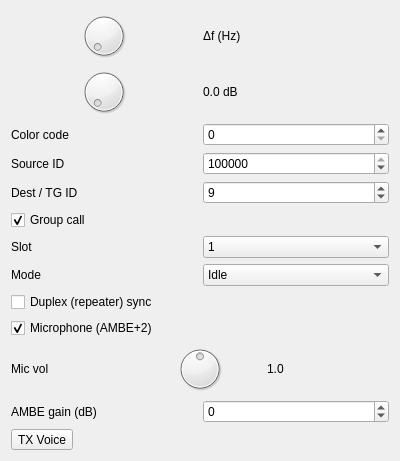
The window that plugins/channeltx/moddmr/dmrmodgui.ui (Hecker-Mann/sdrangel-hecker) describes before a commit, drawn with Qt 5.
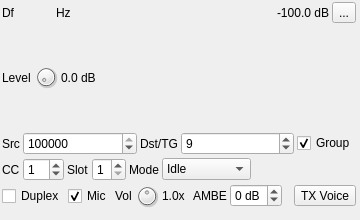
The same window after the commit. Icons and pictures are not drawn. Custom widgets are drawn as their Qt base class.

What changed in the file:
```diff
--- a/plugins/channeltx/moddmr/dmrmodgui.ui
+++ b/plugins/channeltx/moddmr/dmrmodgui.ui
@@ -6,27 +6,174 @@
    <rect>
     <x>0</x>
     <y>0</y>
-    <width>400</width>
-    <height>400</height>
+    <width>360</width>
+    <height>220</height>
    </rect>
   </property>
+  <property name="sizePolicy">
+   <sizepolicy hsizetype="Expanding" vsizetype="Fixed">
+    <horstretch>0</horstretch>
+    <verstretch>0</verstretch>
+   </sizepolicy>
+  </property>
+  <property name="minimumSize">
+   <size>
+    <width>360</width>
+    <height>0</height>
+   </size>
+  </property>
+  <property name="maximumSize">
+   <size>
+    <width>560</width>
+    <height>16777215</height>
+   </size>
+  </property>
+  <property name="font">
+   <font>
+    <family>Liberation Sans</family>
+    <pointsize>9</pointsize>
+   </font>
+  </property>
+  <property name="focusPolicy">
+   <enum>Qt::StrongFocus</enum>
+  </property>
   <property name="windowTitle">
    <string>DMR Modulator</string>
   </property>
+  <widget class="QWidget" name="settingsContainer" native="true">
+   <property name="geometry">
+    <rect>
+     <x>0</x>
+     <y>0</y>
+     <width>358</width>
+     <height>210</height>
+    </rect>
+   </property>
+   <property name="minimumSize">
+    <size>
+     <width>358</width>
+     <height>0</height>
+    </size>
+   </property>
+   <property name="windowTitle">
+    <string>Settings</string>
+   </property>
   <layout class="QVBoxLayout" name="verticalLayout">
-   <item>
-    <layout class="QHBoxLayout" name="deltaFrequencyLayout">
-     <item>
-      <widget class="ValueDialZ" name="deltaFrequency">
-       <property name="wrapping">
-        <bool>false</bool>
-       </property>
-      </widget>
-     </item>
+    <property name="spacing">
+     <number>3</number>
+    </property>
+    <property name="leftMargin">
+     <number>2</number>
+    </property>
+    <property name="topMargin">
+     <number>2</number>
+    </property>
+    <property name="rightMargin">
+     <number>2</number>
+    </property>
+    <property name="bottomMargin">
+     <number>2</number>
+    </property>
+    <item>
+     <layout class="QHBoxLayout" name="deltaFreqPowLayout">
      <item>
       <widget class="QLabel" name="deltaFrequencyLabel">
+        <property name="minimumSize">
+         <size>
+          <width>16</width>
+          <height>0</height>
+         </size>
+        </property>
        <property name="text">
-        <string>Δf (Hz)</string>
+         <string>Df</string>
+        </property>
+       </widget>
+      </item>
+      <item>
+       <widget class="ValueDialZ" name="deltaFrequency" native="true">
+        <property name="sizePolicy">
+         <sizepolicy hsizetype="Maximum" vsizetype="Maximum">
+          <horstretch>0</horstretch>
+          <verstretch>0</verstretch>
+         </sizepolicy>
+        </property>
+        <property name="minimumSize">
+         <size>
+          <width>32</width>
+          <height>16</height>
+         </size>
+        </property>
+        <property name="font">
+         <font>
+          <family>Liberation Mono</family>
+          <pointsize>12</pointsize>
+         </font>
+        </property>
+        <property name="cursor">
+         <cursorShape>PointingHandCursor</cursorShape>
+        </property>
+        <property name="focusPolicy">
+         <enum>Qt::StrongFocus</enum>
+        </property>
+        <property name="toolTip">
+         <string>Frequency offset from device center in Hz</string>
+        </property>
+       </widget>
+      </item>
+      <item>
+       <widget class="QLabel" name="deltaUnits">
+        <property name="text">
+         <string>Hz </string>
+        </property>
+       </widget>
+      </item>
+      <item>
+       <spacer name="horizontalSpacer">
+        <property name="orientation">
+         <enum>Qt::Horizontal</enum>
+        </property>
+        <property name="sizeHint" stdset="0">
+         <size>
+          <width>40</width>
+          <height>20</height>
+         </size>
+        </property>
+       </spacer>
+      </item>
+      <item>
+       <widget class="QLabel" name="channelPower">
+        <property name="minimumSize">
+         <size>
+          <width>60</width>
+          <height>0</height>
+         </size>
+        </property>
+        <property name="toolTip">
+         <string>Channel power</string>
+        </property>
+        <property name="text">
+         <string>-100.0 dB</string>
+        </property>
+        <property name="alignment">
+         <set>Qt::AlignRight|Qt::AlignTrailing|Qt::AlignVCenter</set>
+        </property>
+       </widget>
+      </item>
+      <item>
+       <widget class="QToolButton" name="channelMute">
+        <property name="toolTip">
+         <string>Mute/Unmute channel</string>
+        </property>
+        <property name="text">
+         <string>...</string>
+        </property>
+        <property name="icon">
+         <iconset resource="../../../sdrgui/resources/res.qrc">
+          <normaloff>:/txon.png</normaloff>
+          <normalon>:/txoff.png</normalon>:/txon.png</iconset>
+        </property>
+        <property name="checkable">
+         <bool>true</bool>
        </property>
       </widget>
      </item>
@@ -34,8 +181,24 @@
    </item>
    <item>
     <layout class="QHBoxLayout" name="gainLayout">
+      <item>
+       <widget class="QLabel" name="gainLabel">
+        <property name="text">
+         <string>Level</string>
+        </property>
+       </widget>
+      </item>
      <item>
       <widget class="QDial" name="gain">
+        <property name="maximumSize">
+         <size>
+          <width>24</width>
+          <height>24</height>
+         </size>
+        </property>
+        <property name="toolTip">
+         <string>Channel output level</string>
+        </property>
        <property name="maximum">
         <number>100</number>
        </property>
@@ -43,42 +206,58 @@
      </item>
      <item>
       <widget class="QLabel" name="gainText">
+        <property name="minimumSize">
+         <size>
+          <width>50</width>
+          <height>0</height>
+         </size>
+        </property>
+        <property name="toolTip">
+         <string>Channel output level</string>
+        </property>
        <property name="text">
         <string>0.0 dB</string>
        </property>
       </widget>
      </item>
-    </layout>
-   </item>
    <item>
-    <layout class="QHBoxLayout" name="colorCodeLayout">
-     <item>
-      <widget class="QLabel" name="colorCodeLabel">
-       <property name="text">
-        <string>Color code</string>
-       </property>
-      </widget>
-     </item>
-     <item>
-      <widget class="QSpinBox" name="colorCode">
-       <property name="maximum">
-        <number>15</number>
-       </property>
-      </widget>
+       <spacer name="gainSpacer">
+        <property name="orientation">
+         <enum>Qt::Horizontal</enum>
+        </property>
+        <property name="sizeHint" stdset="0">
+         <size>
+          <width>40</width>
+          <height>20</height>
+         </size>
+        </property>
+       </spacer>
      </item>
     </layout>
    </item>
    <item>
-    <layout class="QHBoxLayout" name="srcIdLayout">
+     <layout class="QHBoxLayout" name="idLayout">
      <item>
       <widget class="QLabel" name="srcIdLabel">
        <property name="text">
-        <string>Source ID</string>
+         <string>Src</string>
+        </property>
+        <property name="toolTip">
+         <string>Source DMR ID</string>
        </property>
       </widget>
      </item>
      <item>
       <widget class="QSpinBox" name="srcId">
+        <property name="sizePolicy">
+         <sizepolicy hsizetype="Preferred" vsizetype="Fixed">
+          <horstretch>1</horstretch>
+          <verstretch>0</verstretch>
+         </sizepolicy>
+        </property>
+        <property name="toolTip">
+         <string>Source DMR ID</string>
+        </property>
        <property name="maximum">
         <number>16776415</number>
        </property>
@@ -87,19 +266,27 @@
        </property>
       </widget>
      </item>
-    </layout>
-   </item>
-   <item>
-    <layout class="QHBoxLayout" name="dstIdLayout">
      <item>
       <widget class="QLabel" name="dstIdLabel">
        <property name="text">
-        <string>Dest / TG ID</string>
+         <string>Dst/TG</string>
+        </property>
+        <property name="toolTip">
+         <string>Destination or talkgroup ID</string>
        </property>
       </widget>
      </item>
      <item>
       <widget class="QSpinBox" name="dstId">
+        <property name="sizePolicy">
+         <sizepolicy hsizetype="Preferred" vsizetype="Fixed">
+          <horstretch>1</horstretch>
+          <verstretch>0</verstretch>
+         </sizepolicy>
+        </property>
+        <property name="toolTip">
+         <string>Destination or talkgroup ID</string>
+        </property>
        <property name="maximum">
         <number>16776415</number>
        </property>
@@ -108,54 +295,105 @@
        </property>
       </widget>
      </item>
-    </layout>
-   </item>
    <item>
     <widget class="QCheckBox" name="groupCall">
+        <property name="toolTip">
+         <string>Group (talkgroup) call. Uncheck for private call.</string>
+        </property>
      <property name="text">
-      <string>Group call</string>
+         <string>Group</string>
      </property>
      <property name="checked">
       <bool>true</bool>
      </property>
     </widget>
    </item>
+     </layout>
+    </item>
    <item>
-    <layout class="QHBoxLayout" name="slotLayout">
+     <layout class="QHBoxLayout" name="slotModeLayout">
+      <item>
+       <widget class="QLabel" name="colorCodeLabel">
+        <property name="text">
+         <string>CC</string>
+        </property>
+        <property name="toolTip">
+         <string>Color code (0-15)</string>
+        </property>
+       </widget>
+      </item>
+      <item>
+       <widget class="QSpinBox" name="colorCode">
+        <property name="sizePolicy">
+         <sizepolicy hsizetype="Maximum" vsizetype="Fixed">
+          <horstretch>0</horstretch>
+          <verstretch>0</verstretch>
+         </sizepolicy>
+        </property>
+        <property name="toolTip">
+         <string>Color code (0-15)</string>
+        </property>
+        <property name="maximum">
+         <number>15</number>
+        </property>
+        <property name="value">
+         <number>1</number>
+        </property>
+       </widget>
+      </item>
      <item>
       <widget class="QLabel" name="slotLabel">
        <property name="text">
         <string>Slot</string>
        </property>
+        <property name="toolTip">
+         <string>TDMA timeslot</string>
+        </property>
       </widget>
      </item>
      <item>
-      <widget class="QComboBox" name="slot">
-       <item>
-        <property name="text">
-         <string>1</string>
+       <widget class="QSpinBox" name="slot">
+        <property name="sizePolicy">
+         <sizepolicy hsizetype="Maximum" vsizetype="Fixed">
+          <horstretch>0</horstretch>
+          <verstretch>0</verstretch>
+         </sizepolicy>
         </property>
-       </item>
-       <item>
-        <property name="text">
-         <string>2</string>
+        <property name="toolTip">
+         <string>TDMA timeslot</string>
         </property>
-       </item>
-      </widget>
-     </item>
-    </layout>
-   </item>
-   <item>
-    <layout class="QHBoxLayout" name="modeLayout">
+        <property name="minimum">
+         <number>1</number>
+        </property>
+        <property name="maximum">
+         <number>2</number>
+        </property>
+        <property name="value">
+         <number>1</number>
+        </property>
+       </widget>
+      </item>
      <item>
       <widget class="QLabel" name="modeLabel">
        <property name="text">
         <string>Mode</string>
        </property>
+        <property name="toolTip">
+         <string>Idle: silence frames. Voice: AMBE+2 from microphone. Calibration: 1031 Hz test pattern.</string>
+        </property>
       </widget>
      </item>
      <item>
       <widget class="QComboBox" name="mode">
+        <property name="sizePolicy">
+         <sizepolicy hsizetype="Maximum" vsizetype="Fixed">
+          <horstretch>0</horstretch>
+          <verstretch>0</verstretch>
+         </sizepolicy>
+        </property>
+        <property name="toolTip">
+         <string>Idle: silence frames. Voice: AMBE+2 from microphone. Calibration: 1031 Hz test pattern.</string>
+        </property>
        <item>
         <property name="text">
          <string>Idle</string>
@@ -173,36 +411,67 @@
        </item>
       </widget>
      </item>
-    </layout>
-   </item>
+      <item>
+       <spacer name="slotModeSpacer">
+        <property name="orientation">
+         <enum>Qt::Horizontal</enum>
+        </property>
+        <property name="sizeHint" stdset="0">
+         <size>
+          <width>40</width>
+          <height>20</height>
+         </size>
+        </property>
+       </spacer>
+      </item>
+     </layout>
+    </item>
+    <item>
+     <layout class="QHBoxLayout" name="micLayout">
    <item>
     <widget class="QCheckBox" name="duplex">
+        <property name="toolTip">
+         <string>Insert CACH for repeater (duplex) timing</string>
+        </property>
      <property name="text">
-      <string>Duplex (repeater) sync</string>
+         <string>Duplex</string>
      </property>
     </widget>
    </item>
    <item>
     <widget class="QCheckBox" name="micEnable">
+        <property name="toolTip">
+         <string>Encode microphone audio with AMBE+2</string>
+        </property>
      <property name="text">
-      <string>Microphone (AMBE+2)</string>
+         <string>Mic</string>
      </property>
      <property name="checked">
       <bool>true</bool>
      </property>
     </widget>
    </item>
-   <item>
-    <layout class="QHBoxLayout" name="micVolumeLayout">
      <item>
       <widget class="QLabel" name="micVolumeLabel">
        <property name="text">
-        <string>Mic vol</string>
+         <string>Vol</string>
+        </property>
+        <property name="toolTip">
+         <string>Microphone volume</string>
        </property>
       </widget>
      </item>
      <item>
       <widget class="QDial" name="micVolume">
+        <property name="maximumSize">
+         <size>
+          <width>24</width>
+          <height>24</height>
+         </size>
+        </property>
+        <property name="toolTip">
+         <string>Microphone volume</string>
+        </property>
        <property name="maximum">
         <number>20</number>
        </property>
@@ -213,24 +482,44 @@
      </item>
      <item>
       <widget class="QLabel" name="micVolumeText">
+        <property name="minimumSize">
+         <size>
+          <width>28</width>
+          <height>0</height>
+         </size>
+        </property>
+        <property name="toolTip">
+         <string>Microphone volume multiplier</string>
+        </property>
        <property name="text">
-        <string>1.0</string>
+         <string>1.0x</string>
        </property>
       </widget>
      </item>
-    </layout>
-   </item>
-   <item>
-    <layout class="QHBoxLayout" name="ambeGainLayout">
      <item>
       <widget class="QLabel" name="ambeGainLabel">
        <property name="text">
-        <string>AMBE gain (dB)</string>
+         <string>AMBE</string>
+        </property>
+        <property name="toolTip">
+         <string>AMBE encoder gain in dB</string>
        </property>
       </widget>
      </item>
      <item>
       <widget class="QSpinBox" name="ambeGain">
+        <property name="sizePolicy">
+         <sizepolicy hsizetype="Maximum" vsizetype="Fixed">
+          <horstretch>0</horstretch>
+          <verstretch>0</verstretch>
+         </sizepolicy>
+        </property>
+        <property name="toolTip">
+         <string>AMBE encoder gain in dB</string>
+        </property>
+        <property name="suffix">
+         <string> dB</string>
+        </property>
        <property name="minimum">
         <number>-20</number>
        </property>
@@ -239,10 +528,24 @@
        </property>
       </widget>
      </item>
-    </layout>
+      <item>
+       <spacer name="micSpacer">
+        <property name="orientation">
+         <enum>Qt::Horizontal</enum>
+        </property>
+        <property name="sizeHint" stdset="0">
+         <size>
+          <width>20</width>
+          <height>20</height>
+         </size>
+        </property>
+       </spacer>
    </item>
    <item>
     <widget class="QToolButton" name="txButton">
+        <property name="toolTip">
+         <string>Start or stop voice transmission</string>
+        </property>
      <property name="text">
       <string>TX Voice</string>
      </property>
@@ -252,6 +555,9 @@
     </widget>
    </item>
   </layout>
+    </item>
+   </layout>
+  </widget>
  </widget>
  <customwidgets>
   <customwidget>
@@ -261,7 +567,7 @@
   </customwidget>
   <customwidget>
    <class>ValueDialZ</class>
-   <extends>QDial</extends>
+   <extends>QWidget</extends>
    <header>gui/valuedialz.h</header>
   </customwidget>
  </customwidgets>
```
Left out of the diff: 6 changed lines with no effect on the pictures. Lines whose indentation alone changed are shown as unchanged.
